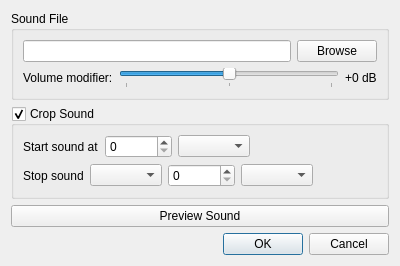
The window that src/soundsettings_qt.ui (MGraefe/RP-Soundboard) describes before a commit, drawn with Qt 5.
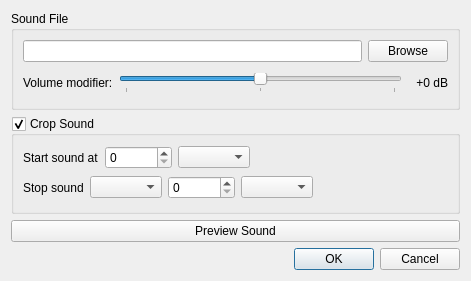
The same window after the commit. Icons and pictures are not drawn.

```diff
--- a/src/soundsettings_qt.ui
+++ b/src/soundsettings_qt.ui
@@ -6,8 +6,8 @@
    <rect>
     <x>0</x>
     <y>0</y>
-    <width>400</width>
-    <height>266</height>
+    <width>471</width>
+    <height>281</height>
    </rect>
   </property>
   <property name="windowTitle">
@@ -53,10 +53,13 @@
         <item>
          <widget class="QSlider" name="soundVolumeSlider">
           <property name="minimum">
-           <number>-20</number>
+           <number>-10</number>
           </property>
           <property name="maximum">
-           <number>20</number>
+           <number>10</number>
+          </property>
+          <property name="pageStep">
+           <number>5</number>
           </property>
           <property name="orientation">
            <enum>Qt::Horizontal</enum>
@@ -65,15 +68,24 @@
            <enum>QSlider::TicksBelow</enum>
           </property>
           <property name="tickInterval">
-           <number>20</number>
+           <number>10</number>
           </property>
          </widget>
         </item>
         <item>
          <widget class="QLabel" name="soundVolumeDbLabel">
+          <property name="minimumSize">
+           <size>
+            <width>40</width>
+            <height>0</height>
+           </size>
+          </property>
           <property name="text">
            <string>+0 dB</string>
           </property>
+          <property name="alignment">
+           <set>Qt::AlignRight|Qt::AlignTrailing|Qt::AlignVCenter</set>
+          </property>
          </widget>
         </item>
        </layout>
```
